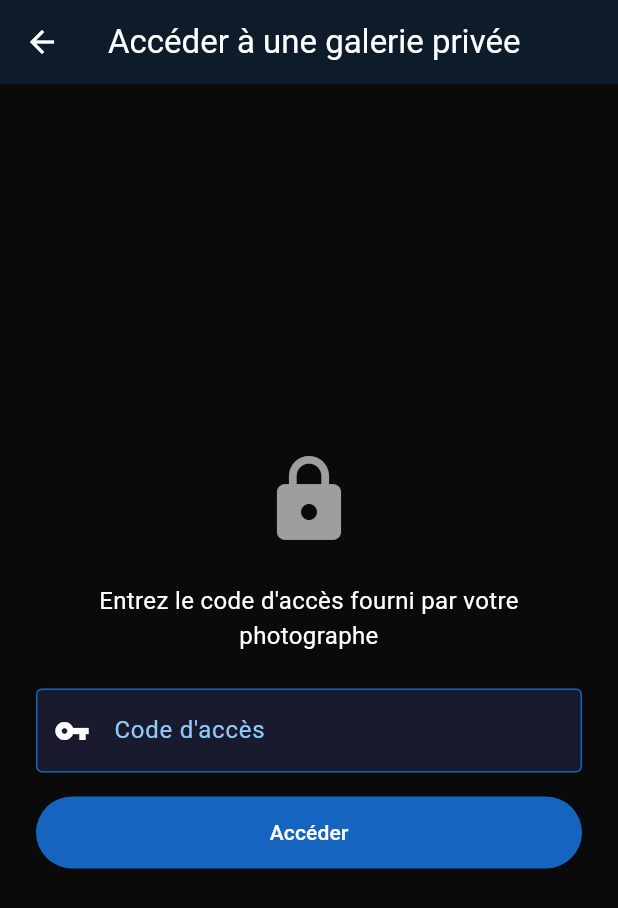
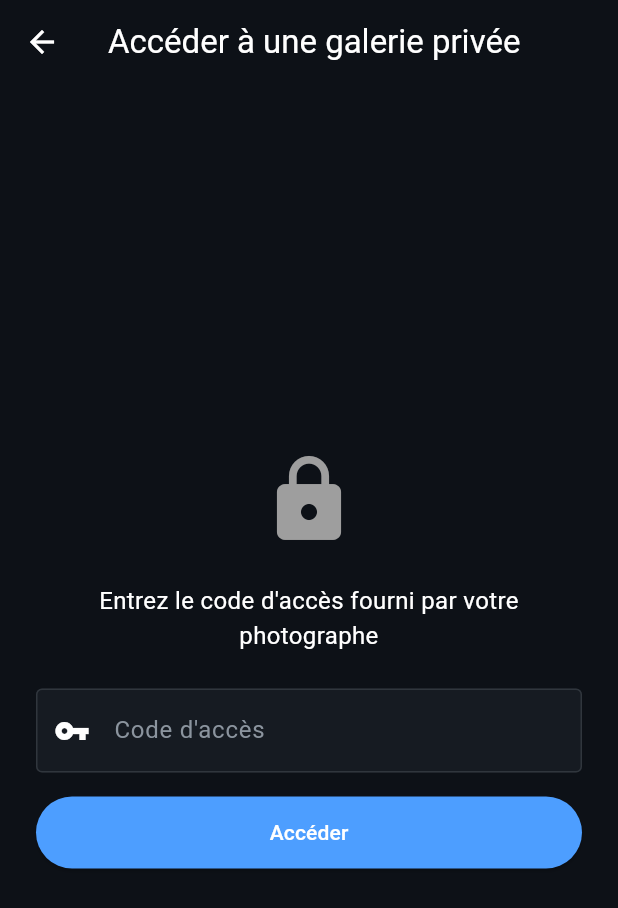
Before and after one commit to ClemDW/AtelierS6, a Flutter app: the screen it shows after launch, after a tap on the "lock open" icon, on a phone screen of 412 x 824 dp. Shown: the top 908 px of the screen. Run offline on Flutter 3.47's test engine with Material 3 defaults, Android fonts, the phone set to English and light mode, and no system bars; our stand-ins replace cached_network_image, dio, equatable, flutter_bloc, flutter_secure_storage, go_router and 1 more; network calls fail.

Commit message:
feat: theme de l'app mobile

```diff
--- a/mobile/photopro/lib/core/widgets/photo_grid.dart
+++ b/mobile/photopro/lib/core/widgets/photo_grid.dart
@@ -45,9 +45,9 @@ class PhotoGrid extends StatelessWidget {
           child: CachedNetworkImage(
             imageUrl: photo.imageUrl,
             fit: BoxFit.cover,
-            placeholder: (context, url) => Container(color: Colors.grey[200]),
+            placeholder: (context, url) => Container(color: const Color(0xFF21262D)),
             errorWidget: (context, url, error) => Container(
-              color: Colors.grey[200],
+              color: const Color(0xFF21262D),
               child: const Icon(Icons.broken_image),
             ),
           ),
--- /dev/null
+++ b/mobile/photopro/lib/core/widgets/photopro_logo.dart
@@ -0,0 +1,24 @@
+import 'package:flutter/material.dart';
+
+class PhotoProLogo extends StatelessWidget {
+  final double fontSize;
+
+  const PhotoProLogo({super.key, this.fontSize = 32});
+
+  @override
+  Widget build(BuildContext context) {
+    return RichText(
+      text: TextSpan(
+        style: TextStyle(
+          fontSize: fontSize,
+          fontWeight: FontWeight.bold,
+          letterSpacing: 0.5,
+        ),
+        children: const [
+          TextSpan(text: 'Photo', style: TextStyle(color: Colors.white)),
+          TextSpan(text: 'Pro', style: TextStyle(color: Color(0xFF4D9EFF))),
+        ],
+      ),
+    );
+  }
+}
--- a/mobile/photopro/lib/features/gallery_access/screens/gallery_access_screen.dart
+++ b/mobile/photopro/lib/features/gallery_access/screens/gallery_access_screen.dart
@@ -54,7 +54,7 @@ class _GalleryAccessScreenState extends State<GalleryAccessScreen> {
                       border: OutlineInputBorder(),
                       prefixIcon: Icon(Icons.vpn_key),
                     ),
-                    textCapitalization: TextCapitalization.characters,
+                    textCapitalization: TextCapitalization.none,
                     validator: (v) =>
                         (v == null || v.trim().isEmpty) ? 'Veuillez saisir un code' : null,
                   ),
--- a/mobile/photopro/lib/features/gallery_list/screens/gallery_list_screen.dart
+++ b/mobile/photopro/lib/features/gallery_list/screens/gallery_list_screen.dart
@@ -3,6 +3,7 @@ import 'package:flutter_bloc/flutter_bloc.dart';
 import 'package:go_router/go_router.dart';
 import '../cubit/gallery_list_cubit.dart';
 import '../../../core/widgets/gallery_card.dart';
+import '../../../core/widgets/photopro_logo.dart';
 import '../../../core/services/secure_storage_service.dart';
 
 class GalleryListScreen extends StatefulWidget {
@@ -43,7 +44,7 @@ class _GalleryListScreenState extends State<GalleryListScreen> with RouteAware {
       child: Builder(
         builder: (context) => Scaffold(
           appBar: AppBar(
-            title: const Text('PhotoPro'),
+            title: const PhotoProLogo(fontSize: 22),
             actions: [
               IconButton(
                 icon: const Icon(Icons.refresh),
--- a/mobile/photopro/lib/main.dart
+++ b/mobile/photopro/lib/main.dart
@@ -15,52 +15,60 @@ class PhotoProApp extends StatelessWidget {
       debugShowCheckedModeBanner: false,
       theme: ThemeData(
         colorScheme: const ColorScheme.dark(
-          primary: Color(0xFF1565C0),
+          primary: Color(0xFF4D9EFF),
           onPrimary: Colors.white,
-          secondary: Color(0xFF1E88E5),
+          secondary: Color(0xFF4D9EFF),
           onSecondary: Colors.white,
-          surface: Color(0xFF121212),
+          surface: Color(0xFF0D1117),
           onSurface: Colors.white,
           error: Color(0xFFCF6679),
           onError: Colors.black,
         ),
-        scaffoldBackgroundColor: const Color(0xFF0A0A0A),
+        scaffoldBackgroundColor: const Color(0xFF0D1117),
         useMaterial3: true,
         appBarTheme: const AppBarTheme(
           centerTitle: true,
           elevation: 0,
-          backgroundColor: Color(0xFF0D1B2A),
+          backgroundColor: Color(0xFF0D1117),
           foregroundColor: Colors.white,
         ),
         elevatedButtonTheme: ElevatedButtonThemeData(
           style: ElevatedButton.styleFrom(
             minimumSize: const Size.fromHeight(48),
-            backgroundColor: const Color(0xFF1565C0),
+            backgroundColor: const Color(0xFF4D9EFF),
             foregroundColor: Colors.white,
           ),
         ),
         outlinedButtonTheme: OutlinedButtonThemeData(
           style: OutlinedButton.styleFrom(
             minimumSize: const Size.fromHeight(48),
-            foregroundColor: const Color(0xFF1E88E5),
-            side: const BorderSide(color: Color(0xFF1E88E5)),
+            foregroundColor: const Color(0xFF4D9EFF),
+            side: const BorderSide(color: Color(0xFF4D9EFF)),
           ),
         ),
         inputDecorationTheme: const InputDecorationTheme(
           filled: true,
-          fillColor: Color(0xFF1A1A2E),
+          fillColor: Color(0xFF161B22),
           border: OutlineInputBorder(),
           enabledBorder: OutlineInputBorder(
-            borderSide: BorderSide(color: Color(0xFF1565C0)),
+            borderSide: BorderSide(color: Color(0xFF30363D)),
           ),
           focusedBorder: OutlineInputBorder(
-            borderSide: BorderSide(color: Color(0xFF1E88E5), width: 2),
+            borderSide: BorderSide(color: Color(0xFF4D9EFF), width: 2),
           ),
-          labelStyle: TextStyle(color: Color(0xFF90CAF9)),
+          labelStyle: TextStyle(color: Color(0xFF8B949E)),
         ),
         cardTheme: const CardThemeData(
-          color: Color(0xFF0D1B2A),
-          elevation: 2,
+          color: Color(0xFF161B22),
+          elevation: 0,
+          shape: RoundedRectangleBorder(
+            borderRadius: BorderRadius.all(Radius.circular(8)),
+            side: BorderSide(color: Color(0xFF30363D)),
+          ),
+        ),
+        floatingActionButtonTheme: const FloatingActionButtonThemeData(
+          backgroundColor: Color(0xFF4D9EFF),
+          foregroundColor: Colors.white,
         ),
       ),
       routerConfig: appRouter,
```
Also changed, not shown: mobile/photopro/lib/core/widgets/gallery_card.dart (+4 -4 lines), mobile/photopro/lib/features/auth/screens/login_screen.dart (+11 -3 lines).
